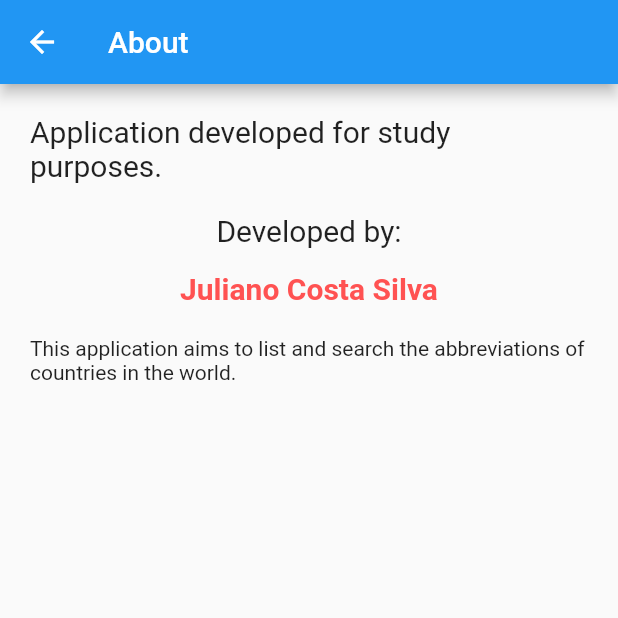
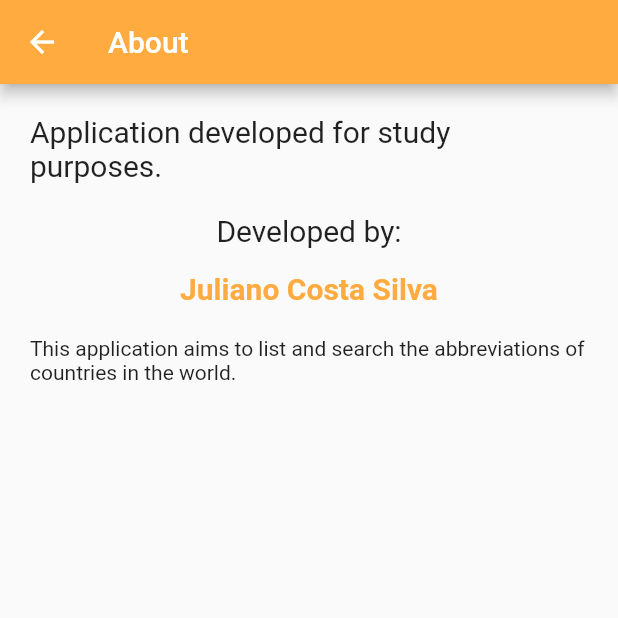
Before and after one commit to julianojcs/Flutter-countries-abbreviations, a Flutter app: the Sobre screen opened directly, on a phone screen of 412 x 824 dp, the top half of it. Run offline on Flutter 3.47's test engine with Material 2 defaults, Android fonts, the phone set to English and light mode, and no system bars; our stand-ins replace toast; network calls fail.

Commit message:
feat: changing primary color

```diff
--- a/lib/view/about.dart
+++ b/lib/view/about.dart
@@ -9,21 +9,38 @@ class Sobre extends StatelessWidget {
       appBar: AppBar(
         title: const Text('About'),
       ),
-      body: Container(
-        child: Padding(
-          padding: const EdgeInsets.all(20.0),
-          child: Column(
-            children: const [
-              Text('Application developed for study purposes.', style: TextStyle(fontSize: 20.0),),
-              SizedBox(height: 20.0,),
-              Text('Developed by:', style: TextStyle(fontSize: 20.0),),
-              SizedBox(height: 16.0,),
-              Text('Juliano Costa Silva', style: TextStyle(fontSize: 20.0, color: Colors.redAccent, fontWeight: FontWeight.bold),),
-              SizedBox(height: 20.0,),
-              Text('This application aims to list and search the abbreviations of countries in the world.'),
-            ],
-          ),
-      ),
+      body: Padding(
+        padding: const EdgeInsets.all(20.0),
+        child: Column(
+          children: const [
+            Text(
+              'Application developed for study purposes.',
+              style: TextStyle(fontSize: 20.0),
+            ),
+            SizedBox(
+              height: 20.0,
+            ),
+            Text(
+              'Developed by:',
+              style: TextStyle(fontSize: 20.0),
+            ),
+            SizedBox(
+              height: 16.0,
+            ),
+            Text(
+              'Juliano Costa Silva',
+              style: TextStyle(
+                  fontSize: 20.0,
+                  color: Colors.orangeAccent,
+                  fontWeight: FontWeight.bold),
+            ),
+            SizedBox(
+              height: 20.0,
+            ),
+            Text(
+                'This application aims to list and search the abbreviations of countries in the world.'),
+          ],
+        ),
       ),
     );
   }
--- a/lib/view/message.dart
+++ b/lib/view/message.dart
@@ -9,7 +9,7 @@ mixin Message {
       msg,
       duration: duration,
       gravity: gravity,
-      backgroundColor: Colors.lightBlue,
+      backgroundColor: Colors.orangeAccent,
       backgroundRadius: 3.0,
       textStyle: const TextStyle(fontSize: 15, color: Colors.black),
     );
```
Also changed, not shown: lib/view/country_data.dart (+17 -9 lines), lib/view/menu.dart (+29 -46 lines), lib/view/my_app.dart (+7 -2 lines), 1 other file.
